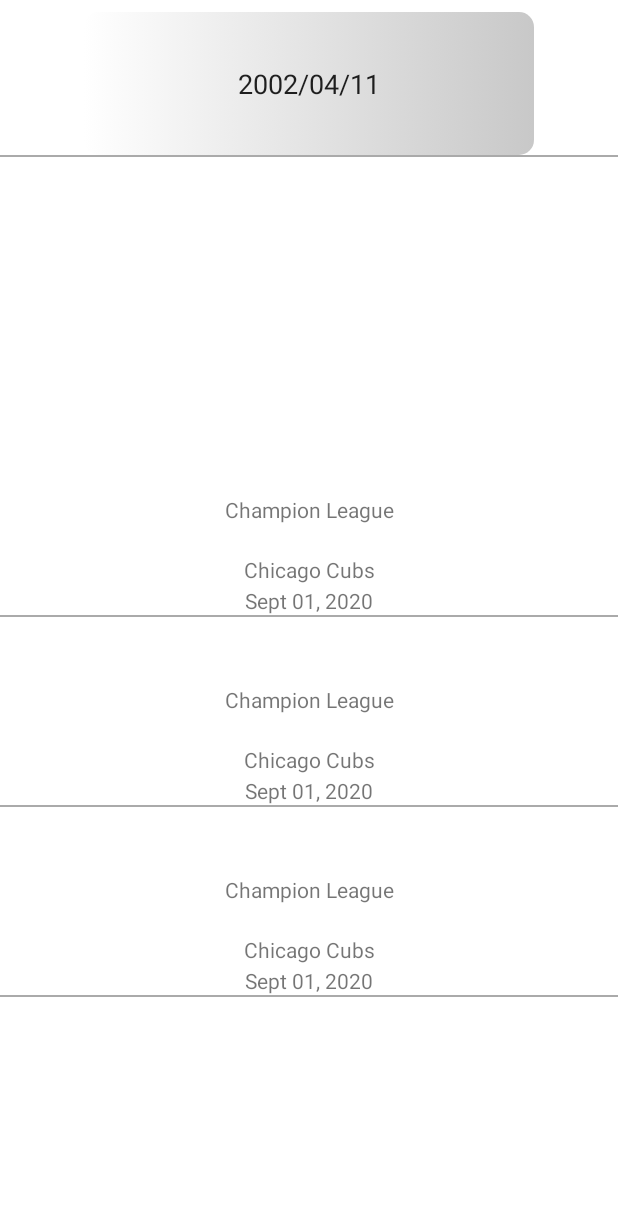
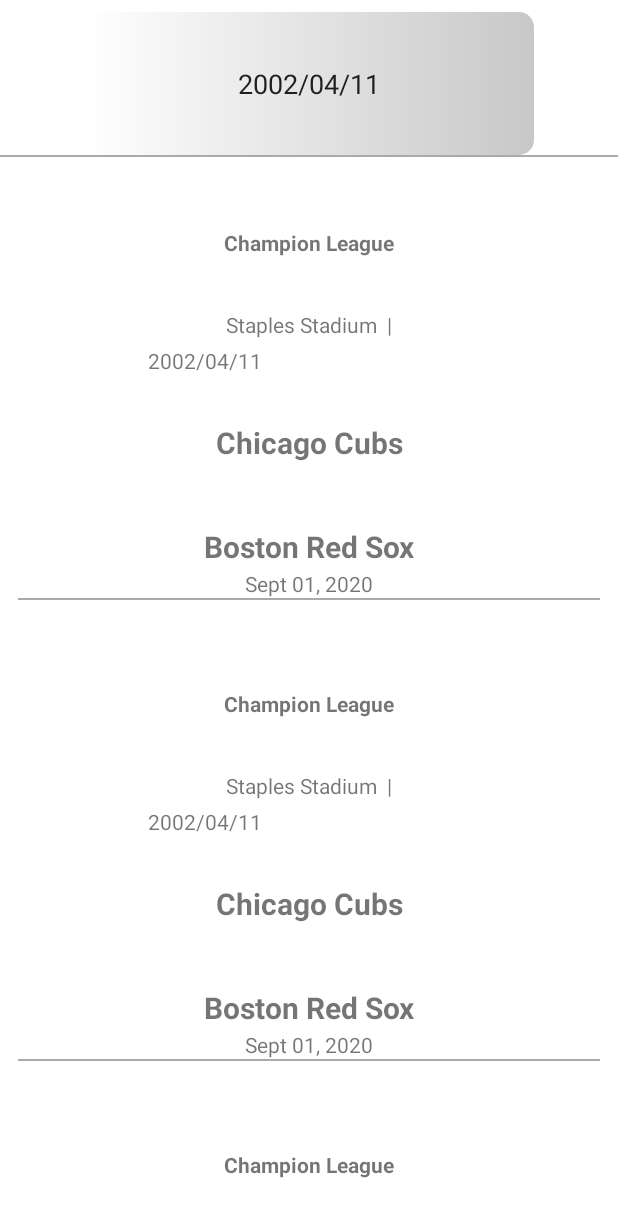
Before and after one commit to Zahir-Shad/Fixtures, an Android app: the layout activity_main.xml on its own in the app's theme, with its tools: preview values and no code run, on a phone screen of 412 x 824 dp. Shown: the top 1217 px of the screen. Run offline under Robolectric (Android 15) with nearby library versions, the phone set to English and light mode, and no system bars.

Commit message:
A Little Closer for UI then before

```diff
--- a/app/src/main/res/layout/activity_main.xml
+++ b/app/src/main/res/layout/activity_main.xml
@@ -35,14 +35,15 @@
     <androidx.recyclerview.widget.RecyclerView
         android:id="@+id/fixture"
         android:layout_width="match_parent"
-                android:layout_height="wrap_content"
+        android:layout_height="0dp"
         android:orientation="vertical"
-                android:paddingTop="20dp"
         app:layoutManager="androidx.recyclerview.widget.LinearLayoutManager"
-                app:layout_constraintTop_toBottomOf="@id/vw_divider"
         app:layout_constraintBottom_toBottomOf="parent"
         app:layout_constraintEnd_toEndOf="parent"
+        app:layout_constraintHorizontal_bias="0.0"
         app:layout_constraintStart_toStartOf="parent"
+        app:layout_constraintTop_toBottomOf="@id/vw_divider"
+        app:layout_constraintVertical_bias="1.0"
         tools:listitem="@layout/league_info" />
 
 </androidx.constraintlayout.widget.ConstraintLayout>
--- a/app/src/main/res/layout/league_info.xml
+++ b/app/src/main/res/layout/league_info.xml
@@ -2,54 +2,84 @@
 <androidx.constraintlayout.widget.ConstraintLayout
     xmlns:android="http://schemas.android.com/apk/res/android"
     xmlns:app="http://schemas.android.com/apk/res-auto"
-    android:layout_width="wrap_content"
+    xmlns:tools="http://schemas.android.com/tools"
+    android:layout_width="match_parent"
     android:layout_height="wrap_content"
-    android:paddingTop="5dp">
+    android:paddingTop="3dp"
+    android:padding="12dp">
 
     <TextView
         android:id="@+id/homeLeague"
         android:layout_width="wrap_content"
         android:layout_height="wrap_content"
         android:text="Champion League"
+        android:textStyle="bold"
         app:layout_constraintTop_toTopOf="parent"
-        app:layout_constraintBottom_toBottomOf="@id/nameLeague"
+        app:layout_constraintBottom_toTopOf="@id/stadium"
         app:layout_constraintEnd_toEndOf="parent"
         app:layout_constraintStart_toStartOf="parent"/>
 
     <TextView
-        android:id="@+id/nameLeague"
+        android:id="@+id/stadium"
+        android:layout_width="wrap_content"
+        android:layout_height="wrap_content"
+        android:text="Staples Stadium  |"
+        app:layout_constraintTop_toBottomOf="@+id/homeLeague"
+        app:layout_constraintBottom_toTopOf="@+id/homeNameLeague"
+        app:layout_constraintEnd_toEndOf="parent"
+        app:layout_constraintStart_toStartOf="parent"/>
+
+    <TextView
+        android:id="@+id/date_Game"
+        android:layout_width="wrap_content"
+        android:layout_height="wrap_content"
+        android:text="2002/04/11"
+        app:layout_constraintTop_toBottomOf="@+id/homeLeague"
+        app:layout_constraintBottom_toBottomOf="@+id/homeNameLeague"
+        app:layout_constraintEnd_toEndOf="@id/stadium"
+        app:layout_constraintStart_toStartOf="parent"/>
+
+    <TextView
+        android:id="@+id/homeNameLeague"
         android:layout_width="wrap_content"
         android:layout_height="wrap_content"
         android:text="Chicago Cubs"
-        app:layout_constraintTop_toBottomOf="@id/homeLeague"
+        android:textStyle="bold"
+        android:paddingTop="20dp"
+        android:textSize="20sp"
         app:layout_constraintBottom_toBottomOf="@id/play_date"
         app:layout_constraintEnd_toEndOf="parent"
-        app:layout_constraintStart_toStartOf="parent"/>
+        app:layout_constraintStart_toStartOf="parent"
+        app:layout_constraintTop_toBottomOf="@id/homeLeague" />
 
-    <View
-        android:id="@+id/divider"
-        android:layout_width="15dp"
-        android:layout_height="1dp"
-        android:background="@android:color/darker_gray"
-        app:layout_constraintTop_toBottomOf="parent"
-        app:layout_constraintBottom_toBottomOf="parent"
-        app:layout_constraintStart_toStartOf="@+id/play_date"/>
+    <TextView
+        android:id="@+id/awayNameLeague"
+        android:layout_width="wrap_content"
+        android:layout_height="wrap_content"
+        android:paddingTop="20dp"
+        android:text="Boston Red Sox"
+        android:textStyle="bold"
+        android:textSize="20sp"
+        app:layout_constraintTop_toBottomOf="@id/homeNameLeague"
+        app:layout_constraintBottom_toBottomOf="@id/vw_divider"
+        app:layout_constraintStart_toStartOf="parent"
+        app:layout_constraintEnd_toEndOf="parent"/>
 
     <TextView
         android:id="@+id/play_date"
         android:layout_width="wrap_content"
         android:layout_height="wrap_content"
         android:text="Sept 01, 2020"
-        app:layout_constraintTop_toBottomOf="@id/nameLeague"
-        app:layout_constraintBottom_toBottomOf="parent"
+        app:layout_constraintTop_toBottomOf="@id/awayNameLeague"
+        app:layout_constraintBottom_toBottomOf="@id/vw_divider"
         app:layout_constraintEnd_toEndOf="parent"
         app:layout_constraintStart_toStartOf="parent"/>
 
-    <View
-        android:id="@+id/vw_divider1"
-        android:layout_width="match_parent"
-        android:layout_height="1dp"
-        android:background="@android:color/darker_gray"
-        app:layout_constraintTop_toBottomOf="@+id/play_date"/>
+        <View
+            android:id="@+id/vw_divider"
+            android:layout_width="match_parent"
+            android:layout_height="1dp"
+            android:background="@android:color/darker_gray"
+            app:layout_constraintTop_toBottomOf="@+id/play_date"/>
 
 </androidx.constraintlayout.widget.ConstraintLayout>
```
Lines whose indentation alone changed are shown as unchanged.
